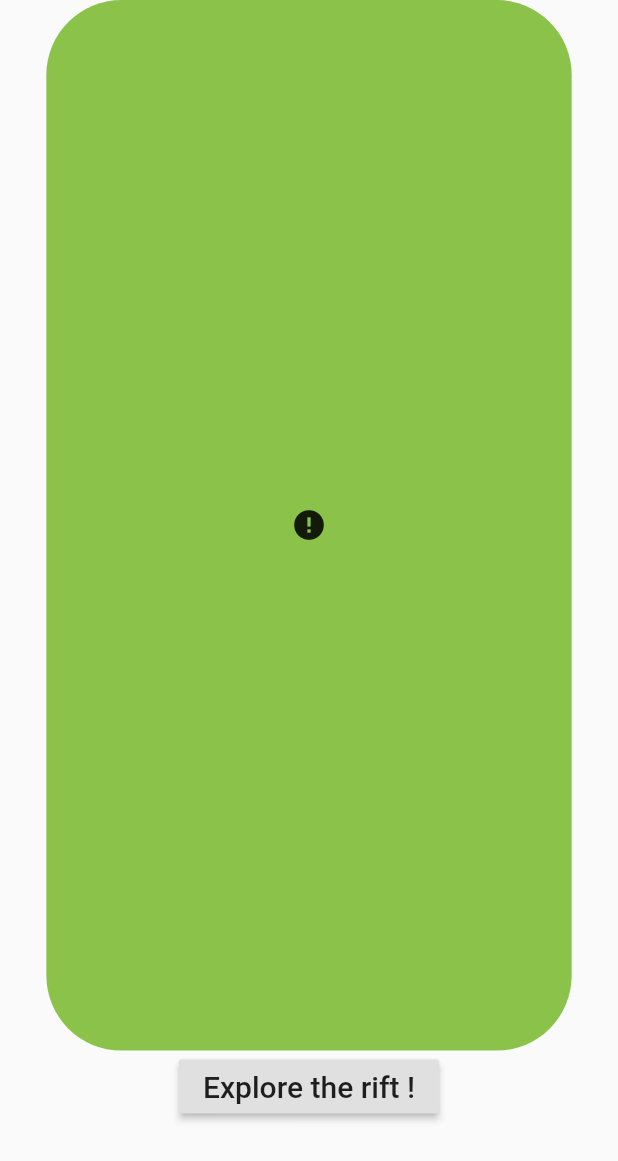
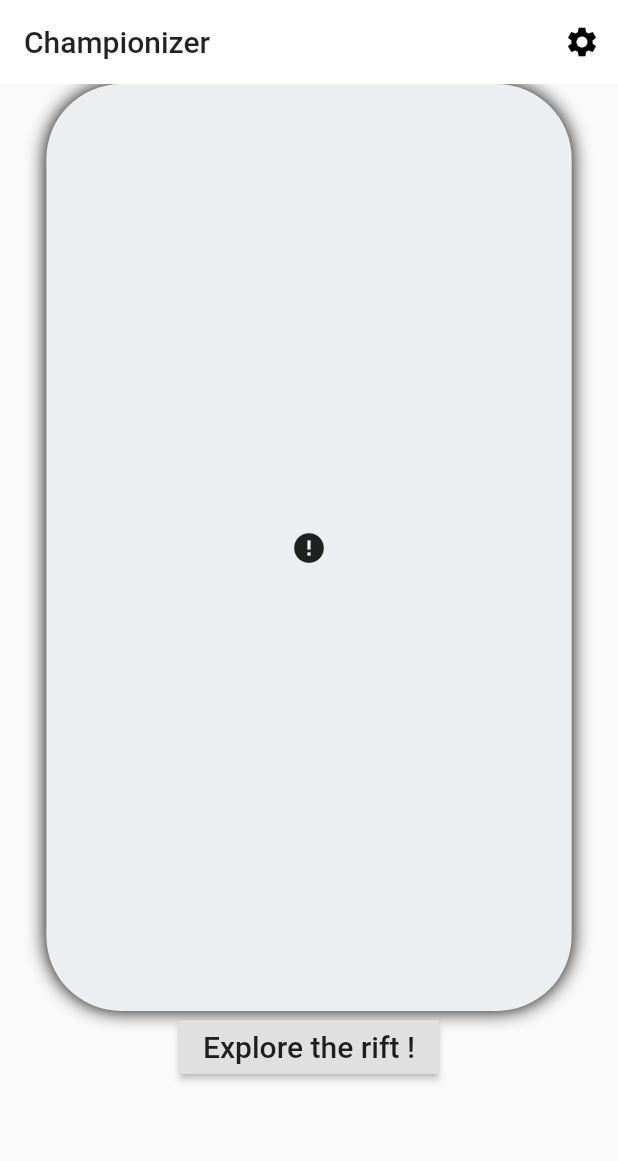
Before and after one commit to Psykotik/championizer_reforged, a Flutter app: the screen it shows after launch, on a phone screen of 412 x 824 dp. Shown: the top 1161 px of the screen. Run offline on Flutter 3.47's test engine with Material 2 defaults, Android fonts, the phone set to English and light mode, and no system bars; drawn by our look-alikes of cached_network_image; network calls fail.

Commit message:
UI enhancement

```diff
--- a/lib/container_zer.dart
+++ b/lib/container_zer.dart
@@ -16,10 +16,16 @@ class _ContainerZerState extends State<ContainerZer> {
       children: <Widget>[
         Container(
           width: MediaQuery.of(context).size.width * 0.85,
-          height: MediaQuery.of(context).size.height * 0.85,
+          height: MediaQuery.of(context).size.height * 0.75,
           decoration: BoxDecoration(
-            color: Colors.lightGreen,
+              color: Colors.blueGrey[50],
               borderRadius: BorderRadius.all(Radius.circular(50.0)),
+              boxShadow: [
+                new BoxShadow(
+                  color: Colors.black,
+                  blurRadius: 10.0,
+                ),
+              ]
               /* image: new DecorationImage(
                   image: new CachedNetworkImageProvider(widget.url)) */
               ),
@@ -33,7 +39,12 @@ class _ContainerZerState extends State<ContainerZer> {
                       fit: BoxFit.cover,
                     ),
                     borderRadius: BorderRadius.circular(50),
+                    boxShadow: [
+                      new BoxShadow(
+                        color: Colors.black,
+                        blurRadius: 10.0,
                       ),
+                    ]),
               ),
               placeholder: (context, url) => CircularProgressIndicator(),
               errorWidget: (context, url, error) => Icon(Icons.error),
--- a/lib/main.dart
+++ b/lib/main.dart
@@ -15,7 +15,11 @@ class MyApp extends StatelessWidget {
       title: 'Championizer',
       theme: ThemeData(
           primarySwatch: Colors.blue,
-      ),
+          primaryColor: Colors.white,
+          splashColor: Colors.white10,
+          appBarTheme: AppBarTheme(
+            elevation: 0.0,
+          )),
       home: MyHomePage(title: 'Championizer'),
     );
   }
@@ -36,6 +40,13 @@ class _MyHomePageState extends State<MyHomePage> {
       'http://ddragon.leagueoflegends.com/cdn/img/champion/loading/Aatrox_0.jpg';
   Widget build(BuildContext context) {
     return Scaffold(
+        appBar: AppBar(title: Text("Championizer"), actions: <Widget>[
+          // action button
+          IconButton(
+            icon: Icon(Icons.settings),
+            onPressed: () {},
+          )
+        ]),
         body: Column(
           children: <Widget>[
             Center(child: ContainerZer(url: url)),
@@ -47,8 +58,8 @@ class _MyHomePageState extends State<MyHomePage> {
                 });
                 print(url);
               },
-          child:
-              const Text('Explore the rift !', style: TextStyle(fontSize: 20)),
+              child: const Text('Explore the rift !',
+                  style: TextStyle(fontSize: 20)),
             ),
           ],
         ));
```
Also changed, not shown: pubspec.lock. Lines whose indentation alone changed are shown as unchanged.
